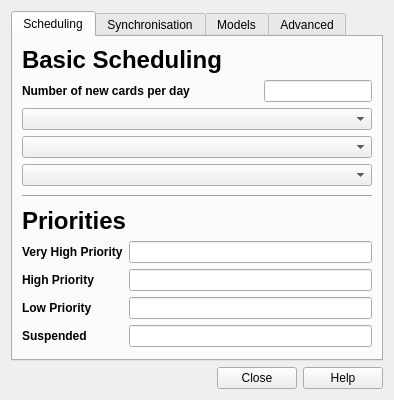
Before: the Qt Designer form designer/deckproperties.ui in ludiosarchive/anki, drawn with Qt 5.
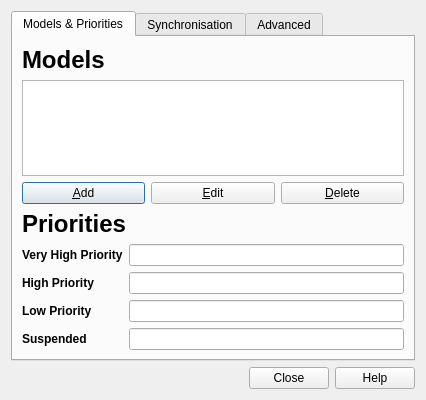
After: the same form once the commit is applied.

```diff
--- a/designer/deckproperties.ui
+++ b/designer/deckproperties.ui
@@ -8,7 +8,7 @@
    <rect>
     <x>0</x>
     <y>0</y>
-    <width>394</width>
+    <width>426</width>
     <height>400</height>
    </rect>
   </property>
@@ -29,79 +29,22 @@
        <rect>
         <x>0</x>
         <y>0</y>
-        <width>378</width>
+        <width>410</width>
         <height>334</height>
        </rect>
       </property>
       <attribute name="title" >
-       <string>Scheduling</string>
+       <string>Models &amp;&amp; Priorities</string>
       </attribute>
       <layout class="QGridLayout" name="gridLayout_6" >
-       <item row="0" column="0" >
-        <layout class="QGridLayout" name="gridLayout_2" >
-         <item row="3" column="1" >
-          <widget class="QLabel" name="label_15" >
-           <property name="sizePolicy" >
-            <sizepolicy vsizetype="Preferred" hsizetype="Preferred" >
-             <horstretch>0</horstretch>
-             <verstretch>0</verstretch>
-            </sizepolicy>
-           </property>
-           <property name="text" >
-            <string>&lt;h1>Basic Scheduling&lt;/h1></string>
-           </property>
-          </widget>
-         </item>
-         <item row="4" column="1" >
-          <layout class="QGridLayout" name="gridLayout_3" >
-           <item row="0" column="1" >
-            <spacer name="horizontalSpacer" >
-             <property name="orientation" >
-              <enum>Qt::Horizontal</enum>
-             </property>
-             <property name="sizeHint" stdset="0" >
-              <size>
-               <width>40</width>
-               <height>20</height>
-              </size>
-             </property>
-            </spacer>
-           </item>
-           <item row="0" column="2" >
-            <widget class="QLineEdit" name="newCardsPerDay" >
-             <property name="sizePolicy" >
-              <sizepolicy vsizetype="Fixed" hsizetype="Fixed" >
-               <horstretch>0</horstretch>
-               <verstretch>0</verstretch>
-              </sizepolicy>
-             </property>
-            </widget>
-           </item>
-           <item row="0" column="0" >
-            <widget class="QLabel" name="label_11" >
-             <property name="text" >
-              <string>&lt;b>Number of new cards per day</string>
-             </property>
-            </widget>
-           </item>
-          </layout>
-         </item>
-        </layout>
-       </item>
-       <item row="1" column="0" >
-        <widget class="QComboBox" name="newCardOrder" />
-       </item>
-       <item row="3" column="0" >
-        <widget class="QComboBox" name="newCardScheduling" />
-       </item>
-       <item row="8" column="0" >
+       <item row="4" column="0" >
         <widget class="QLabel" name="label_16" >
          <property name="text" >
           <string>&lt;h1>Priorities&lt;/h1></string>
          </property>
         </widget>
        </item>
-       <item row="9" column="0" >
+       <item row="5" column="0" >
         <layout class="QGridLayout" name="gridLayout_4" >
          <item row="0" column="0" >
           <widget class="QLabel" name="label_21" >
@@ -157,54 +100,62 @@
          </item>
         </layout>
        </item>
-       <item row="10" column="0" >
-        <spacer name="verticalSpacer_2" >
-         <property name="orientation" >
-          <enum>Qt::Vertical</enum>
-         </property>
-         <property name="sizeHint" stdset="0" >
-          <size>
-           <width>20</width>
-           <height>40</height>
-          </size>
-         </property>
-        </spacer>
-       </item>
-       <item row="4" column="0" >
-        <widget class="QComboBox" name="revCardOrder" />
-       </item>
        <item row="6" column="0" >
-        <widget class="Line" name="line_2" >
+        <spacer name="verticalSpacer_2" >
          <property name="orientation" >
-          <enum>Qt::Horizontal</enum>
+          <enum>Qt::Vertical</enum>
+         </property>
+         <property name="sizeHint" stdset="0" >
+          <size>
+           <width>20</width>
+           <height>40</height>
+          </size>
+         </property>
+        </spacer>
+       </item>
+       <item row="1" column="0" >
+        <widget class="QLabel" name="label_14" >
+         <property name="text" >
+          <string>&lt;h1>Models&lt;/h1></string>
+         </property>
+         <property name="wordWrap" >
+          <bool>true</bool>
          </property>
         </widget>
        </item>
-       <item row="5" column="0" >
-        <spacer name="verticalSpacer_3" >
-         <property name="orientation" >
-          <enum>Qt::Vertical</enum>
-         </property>
-         <property name="sizeHint" stdset="0" >
-          <size>
-           <width>20</width>
-           <height>40</height>
-          </size>
-         </property>
-        </spacer>
+       <item row="2" column="0" >
+        <widget class="QListWidget" name="modelsList" />
        </item>
-       <item row="7" column="0" >
-        <spacer name="verticalSpacer_5" >
-         <property name="orientation" >
-          <enum>Qt::Vertical</enum>
+       <item row="3" column="0" >
+        <layout class="QHBoxLayout" name="_2" >
+         <property name="spacing" >
+          <number>6</number>
          </property>
-         <property name="sizeHint" stdset="0" >
-          <size>
-           <width>20</width>
-           <height>40</height>
-          </size>
+         <property name="margin" >
+          <number>0</number>
          </property>
-        </spacer>
+         <item>
+          <widget class="QPushButton" name="modelsAdd" >
+           <property name="text" >
+            <string>&amp;Add</string>
+           </property>
+          </widget>
+         </item>
+         <item>
+          <widget class="QPushButton" name="modelsEdit" >
+           <property name="text" >
+            <string>&amp;Edit</string>
+           </property>
+          </widget>
+         </item>
+         <item>
+          <widget class="QPushButton" name="modelsDelete" >
+           <property name="text" >
+            <string>&amp;Delete</string>
+           </property>
+          </widget>
+         </item>
+        </layout>
        </item>
       </layout>
      </widget>
@@ -348,71 +299,6 @@
        </item>
       </layout>
      </widget>
-     <widget class="QWidget" name="tab_3" >
-      <property name="geometry" >
-       <rect>
-        <x>0</x>
-        <y>0</y>
-        <width>378</width>
-        <height>334</height>
-       </rect>
-      </property>
-      <attribute name="title" >
-       <string>Models</string>
-      </attribute>
-      <layout class="QVBoxLayout" >
-       <property name="spacing" >
-        <number>6</number>
-       </property>
-       <property name="margin" >
-        <number>6</number>
-       </property>
-       <item>
-        <widget class="QLabel" name="label_14" >
-         <property name="text" >
-          <string>&lt;h1>Models&lt;/h1></string>
-         </property>
-         <property name="wordWrap" >
-          <bool>true</bool>
-         </property>
-        </widget>
-       </item>
-       <item>
-        <widget class="QListWidget" name="modelsList" />
-       </item>
-       <item>
-        <layout class="QHBoxLayout" >
-         <property name="spacing" >
-          <number>6</number>
-         </property>
-         <property name="margin" >
-          <number>0</number>
-         </property>
-         <item>
-          <widget class="QPushButton" name="modelsAdd" >
-           <property name="text" >
-            <string>&amp;Add</string>
-           </property>
-          </widget>
-         </item>
-         <item>
-          <widget class="QPushButton" name="modelsEdit" >
-           <property name="text" >
-            <string>&amp;Edit</string>
-           </property>
-          </widget>
-         </item>
-         <item>
-          <widget class="QPushButton" name="modelsDelete" >
-           <property name="text" >
-            <string>&amp;Delete</string>
-           </property>
-          </widget>
-         </item>
-        </layout>
-       </item>
-      </layout>
-     </widget>
      <widget class="QWidget" name="tab_4" >
       <property name="geometry" >
        <rect>
```
Left out of the diff: 18 changed lines with no effect on the pictures.
